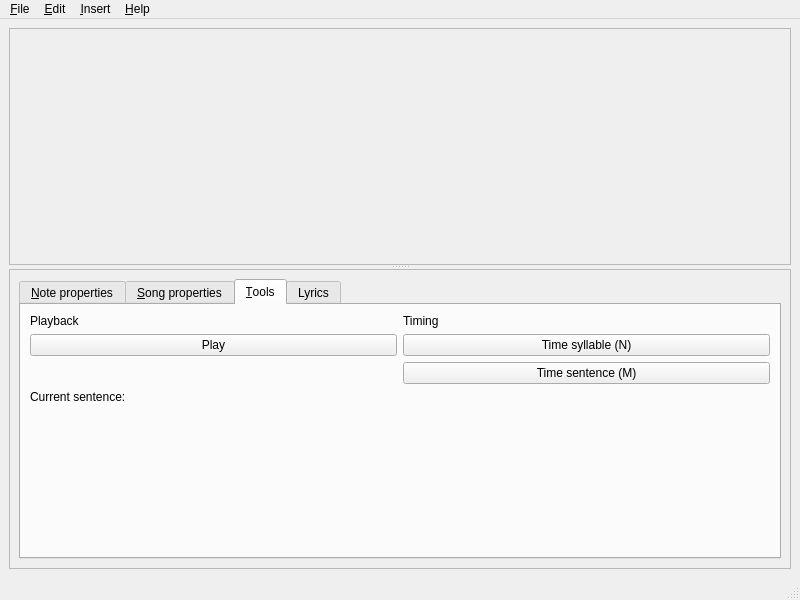
This is editor.ui in performous/composer as Qt 5 draws it before an edit. The edited form follows.
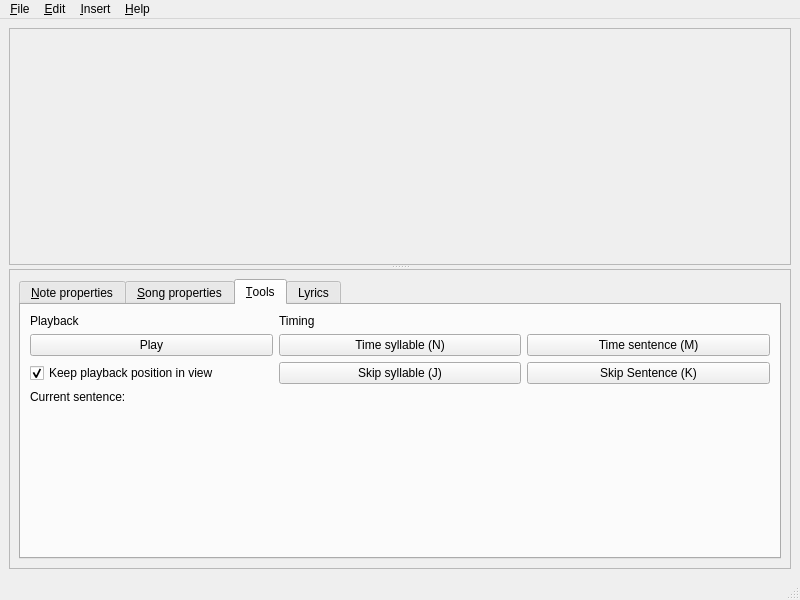
This is the edited form. The open tabs and pages were chosen to show the change.

Commit message: Some dummy controls.

```diff
--- a/editor.ui
+++ b/editor.ui
@@ -380,20 +380,7 @@
               </property>
              </widget>
             </item>
-            <item row="2" column="1">
-             <widget class="QPushButton" name="cmdTimeSentence">
-              <property name="toolTip">
-               <string>Set selected note start to cursor position and move to next sentence start.</string>
-              </property>
-              <property name="text">
-               <string>Time sentence (M)</string>
-              </property>
-              <property name="shortcut">
-               <string>M</string>
-              </property>
-             </widget>
-            </item>
-            <item row="4" column="0">
+            <item row="5" column="0">
              <spacer name="verticalSpacer_3">
               <property name="orientation">
                <enum>Qt::Vertical</enum>
@@ -406,13 +393,56 @@
               </property>
              </spacer>
             </item>
-            <item row="3" column="0" colspan="2">
+            <item row="4" column="0" colspan="2">
              <widget class="QLabel" name="lblCurrentSentence">
               <property name="text">
                <string>Current sentence:</string>
               </property>
              </widget>
             </item>
+            <item row="1" column="2">
+             <widget class="QPushButton" name="cmdTimeSentence">
+              <property name="toolTip">
+               <string>Set selected note start to cursor position and move to next sentence start.</string>
+              </property>
+              <property name="text">
+               <string>Time sentence (M)</string>
+              </property>
+              <property name="shortcut">
+               <string>M</string>
+              </property>
+             </widget>
+            </item>
+            <item row="2" column="1">
+             <widget class="QPushButton" name="cmdSkipSyllable">
+              <property name="text">
+               <string>Skip syllable (J)</string>
+              </property>
+              <property name="shortcut">
+               <string>J</string>
+              </property>
+             </widget>
+            </item>
+            <item row="2" column="2">
+             <widget class="QPushButton" name="cmdSkipSentence">
+              <property name="text">
+               <string>Skip Sentence (K)</string>
+              </property>
+              <property name="shortcut">
+               <string>K</string>
+              </property>
+             </widget>
+            </item>
+            <item row="2" column="0">
+             <widget class="QCheckBox" name="chkGrabSeekHandle">
+              <property name="text">
+               <string>Keep playback position in view</string>
+              </property>
+              <property name="checked">
+               <bool>true</bool>
+              </property>
+             </widget>
+            </item>
            </layout>
           </widget>
           <widget class="QWidget" name="tabLyrics">
```
